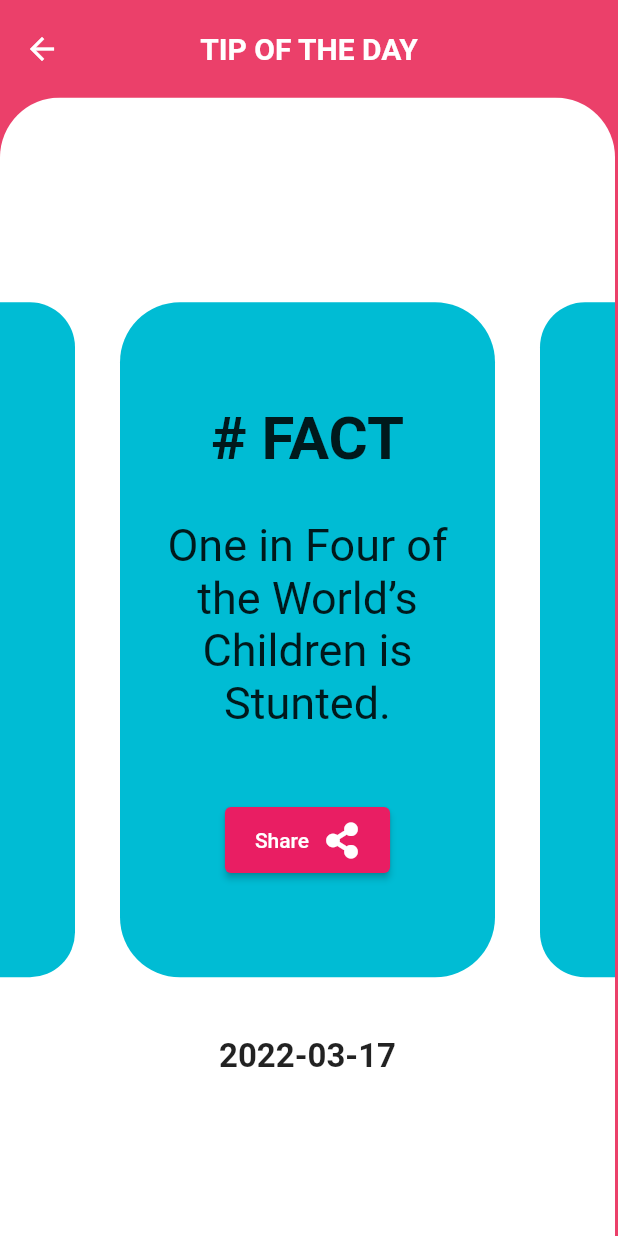
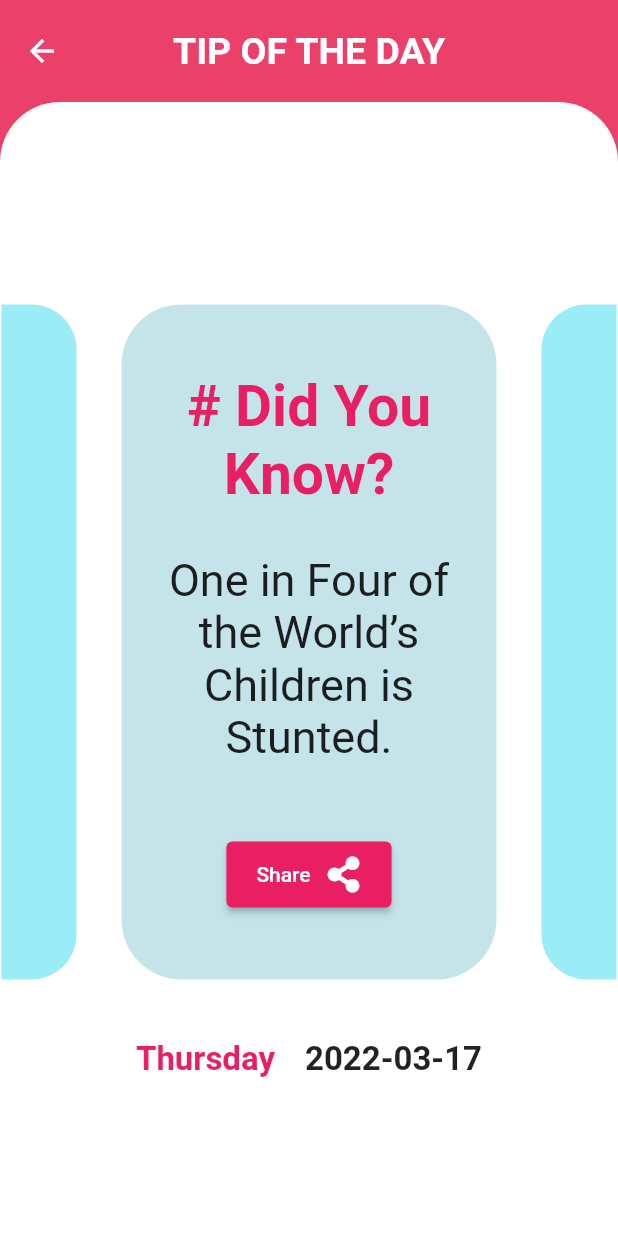
Before and after one commit to Alozious/mda-1, a Flutter app: the Tip screen opened by its route, on a phone screen of 412 x 824 dp. Run offline on Flutter 3.47's test engine with Material 2 defaults, Android fonts, the phone set to English and light mode, and no system bars; our stand-ins replace firebase_core, font_awesome_flutter, image_picker, share_plus; accounts and stored records are empty.

Commit message:
cloud firestore

```diff
--- a/mda/lib/drawer.dart
+++ b/mda/lib/drawer.dart
@@ -21,12 +21,12 @@ class _DrawerScreenState extends State<DrawerScreen> {
     return Scaffold(
       body: Container(
         padding: const EdgeInsets.only(left: 6),
-        color: Color.fromARGB(255, 178, 232, 240),
+        color: Color.fromARGB(110, 165, 253, 253),
         child: Center(
           child: ListView(
             children: [
               Container(
-                margin: const EdgeInsets.only(top: 15, left: 15),
+                margin: const EdgeInsets.only(top: 20, left: 15),
                 child: const Text(
                   "MDA",
                   style: TextStyle(
--- a/mda/lib/main.dart
+++ b/mda/lib/main.dart
@@ -3,8 +3,10 @@ import 'package:mda/homepage.dart';
 import 'package:mda/terms.dart';
 import 'package:mda/tip.dart';
 import 'drawer.dart';
+import 'package:firebase_core/firebase_core.dart';
 
-void main(List<String> args) {
+Future<void> main(List<String> args) async {
+  WidgetsFlutterBinding.ensureInitialized();
   runApp(const MainApp());
 }
 
@@ -17,6 +19,10 @@ class MainApp extends StatefulWidget {
 }
 
 class _MainAppState extends State<MainApp> {
+
+  // Initializing Firebase App
+  final Future<FirebaseApp> _fbApp = Firebase.initializeApp();
+
   @override
   Widget build(BuildContext context) {
     return MaterialApp(
--- a/mda/lib/tip.dart
+++ b/mda/lib/tip.dart
@@ -11,13 +11,28 @@ class Tip extends StatefulWidget {
 
 class _TipState extends State<Tip> {
   static const int pink = 0xFFeb406a;
-  var date;
+  var date = "";
+
+  var days = {
+    '1': 'Monday',
+    '2': 'Tuesday',
+    '3': 'Wednesday',
+    '4': 'Thursday',
+    '5': 'Friday',
+    '6': 'Saturday',
+    '7': 'Sunday'
+  };
+
+  var weekDay;
 
   @override
   void initState() {
     var now = DateTime.now();
     date = now.toString().substring(0, 10);
-    print(date);
+    // print(date);
+    var day = now.weekday.toString();
+    weekDay = days[day];
+    print(weekDay);
   }
 
   @override
@@ -27,12 +42,12 @@ class _TipState extends State<Tip> {
       appBar: AppBar(
         title: const Text(
           "TIP OF THE DAY",
-          style: TextStyle(fontWeight: FontWeight.bold),
+          style: TextStyle(fontWeight: FontWeight.bold, fontSize: 25),
         ),
         backgroundColor: const Color(pink),
         centerTitle: true,
         elevation: 0,
-        toolbarHeight: 65,
+        toolbarHeight: 68,
       ),
       body: Container(
           decoration: const BoxDecoration(
@@ -52,7 +67,7 @@ class _TipState extends State<Tip> {
                             borderRadius: BorderRadius.only(
                                 topRight: Radius.circular(30),
                                 bottomRight: Radius.circular(30)),
-                            color: Colors.cyan,
+                            color: Color.fromARGB(255, 154, 236, 247),
                           ),
                           height: 450,
                           width: 50,
@@ -62,7 +77,7 @@ class _TipState extends State<Tip> {
                           padding: const EdgeInsets.all(30.0),
                           child: Container(
                             decoration: BoxDecoration(
-                                color: Colors.cyan,
+                                color: const Color.fromARGB(255, 196, 228, 233),
                                 borderRadius: BorderRadius.circular(40)),
                             height: 450,
                             width: 250,
@@ -75,11 +90,13 @@ class _TipState extends State<Tip> {
                                 children: [
                                   // TIP OF THE DAY TEXT
                                   const Text(
-                                    "# FACT",
+                                    "# Did You Know?",
                                     textAlign: TextAlign.center,
                                     style: TextStyle(
-                                        fontSize: 40,
-                                        fontWeight: FontWeight.bold),
+                                      fontSize: 38,
+                                      fontWeight: FontWeight.bold,
+                                      color: Colors.pink,
+                                    ),
                                   ),
                                   const SizedBox(
                                     height: 30,
@@ -108,7 +125,7 @@ class _TipState extends State<Tip> {
                                       // backgroundColor: ,
                                       onPressed: () async {
                                         await Share.share(
-                                            "One in Four of the World’s Children is Stunted.");
+                                            "1 in 4 of the World’s Children is Stunted.");
                                       },
                                       child: Row(
                                         mainAxisAlignment:
@@ -129,7 +146,7 @@ class _TipState extends State<Tip> {
                         ),
                         Container(
                           decoration: const BoxDecoration(
-                              color: Colors.cyan,
+                              color: Color.fromARGB(255, 154, 236, 247),
                               borderRadius: BorderRadius.only(
                                 bottomLeft: Radius.circular(30),
                                 topLeft: Radius.circular(30),
@@ -146,10 +163,25 @@ class _TipState extends State<Tip> {
               ),
 
               // Displaying the current date at the bottom
-              Text(
-                date,
-                style:
-                    const TextStyle(fontWeight: FontWeight.bold, fontSize: 22),
+              Row(
+                mainAxisAlignment: MainAxisAlignment.center,
+                children: [
+                  Text(
+                    weekDay,
+                    style: const TextStyle(
+                        fontSize: 22,
+                        fontWeight: FontWeight.bold,
+                        color: Colors.pink),
+                  ),
+                  const SizedBox(
+                    width: 20,
+                  ),
+                  Text(
+                    date,
+                    style: const TextStyle(
+                        fontWeight: FontWeight.bold, fontSize: 22),
+                  ),
+                ],
               ),
             ],
           )),
--- a/mda/pubspec.yaml
+++ b/mda/pubspec.yaml
@@ -37,7 +37,9 @@ dependencies:
   font_awesome_flutter:
   image_picker:
   share_plus: ^3.1.0
-  date_format:
+  firebase_core: ^1.13.1
+  cloud_firestore: ^3.1.10
+
 
 dev_dependencies:
   flutter_test:
```
Also changed, not shown: mda/pubspec.lock, 3 other files.
